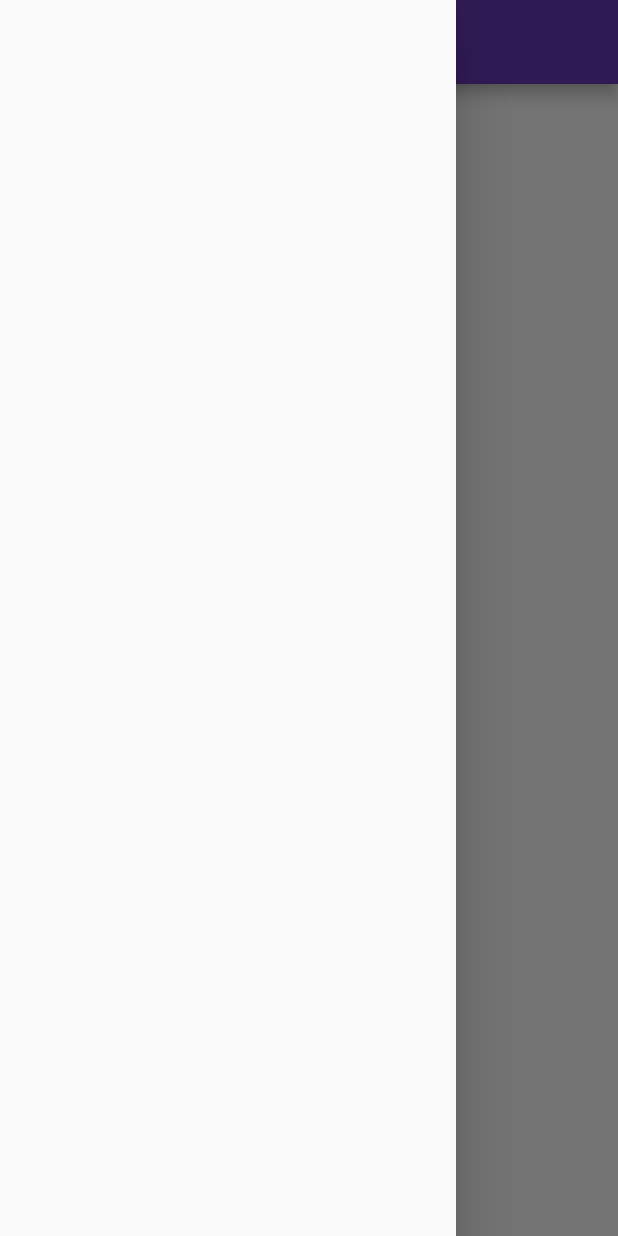
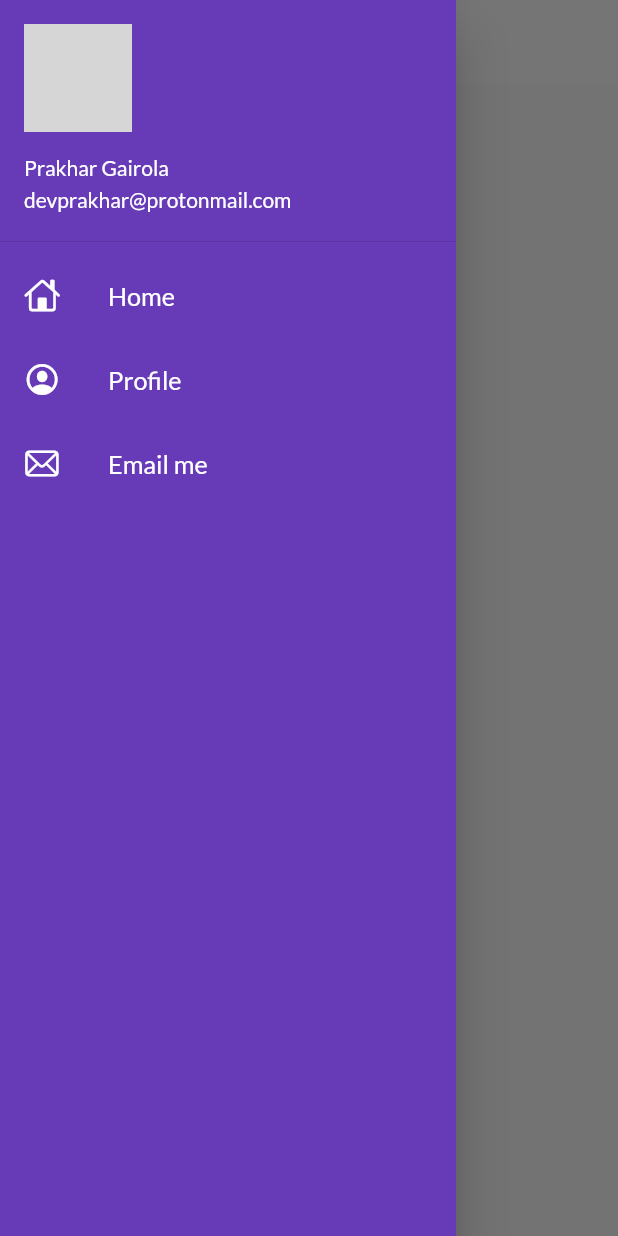
Before and after one commit to prakhargairola/flutterFirstApp, a Flutter app: the HomePage screen opened by its route, with the side drawer open, on a phone screen of 412 x 824 dp. Run offline on Flutter 3.47's test engine with Material 2 defaults, Android fonts, the phone set to English and light mode, and no system bars; our stand-ins replace google_fonts; network calls fail; grey boxes are pictures that could not be loaded.

Commit message:
theme extracted

```diff
--- a/lib/main.dart
+++ b/lib/main.dart
@@ -1,6 +1,7 @@
 import 'package:flutter/material.dart';
 import 'package:flutter_journey_begin/pages/login_page.dart';
 import 'package:flutter_journey_begin/utils/routes.dart';
+import 'package:flutter_journey_begin/widgets/themes.dart';
 import 'package:google_fonts/google_fonts.dart';
 
 import 'pages/home_page.dart';
@@ -14,14 +15,9 @@
   Widget build(BuildContext context) {
     return MaterialApp(
       themeMode: ThemeMode.light,
-      theme: ThemeData(
-        primarySwatch: Colors.deepPurple,
-        fontFamily: GoogleFonts.lato().fontFamily,
-      ),
+      theme: MyTheme.lightTheme(context),
       debugShowCheckedModeBanner: false,
-      darkTheme: ThemeData(
-        brightness: Brightness.dark,
-      ),
+      darkTheme: MyTheme.darkTheme(context),
       routes: {
         "/": (context) => LoginPage(),
         MyRoutes.homeRoute: (context) => HomePage(),
--- a/lib/pages/home_page.dart
+++ b/lib/pages/home_page.dart
@@ -1,4 +1,6 @@
 import 'package:flutter/material.dart';
+
+import '../widgets/drawer.dart';
 
 class HomePage extends StatelessWidget {
   final int days = 30;
@@ -13,7 +15,7 @@
           child: Text("Welcome to $days days of flutter"),
         ),
       ),
-      drawer: Drawer(),
+      drawer: MyDrawer(),
     );
   }
 }
--- /dev/null
+++ b/lib/widgets/drawer.dart
@@ -0,0 +1,64 @@
+import 'package:flutter/cupertino.dart';
+import 'package:flutter/material.dart';
+
+class MyDrawer extends StatelessWidget {
+  @override
+  Widget build(BuildContext context) {
+    final imageUrl =
+        "https://encrypted-tbn0.gstatic.com/images?q=tbn:ANd9GcSGDIaFvJVLqrT_zCbf2OICGg1q8-QJPF5npg&usqp=CAU";
+    return Drawer(
+      child: Container(
+        color: Colors.deepPurple,
+        child: ListView(
+          padding: EdgeInsets.zero,
+          children: [
+            DrawerHeader(
+              padding: EdgeInsets.zero,
+              child: UserAccountsDrawerHeader(
+                margin: EdgeInsets.zero,
+                accountName: Text("Prakhar Gairola"),
+                accountEmail: Text("devprakhar@protonmail.com"),
+                currentAccountPicture: CircleAvatar(
+                  backgroundImage: NetworkImage(imageUrl),
+                ),
+              ),
+            ),
+            ListTile(
+              leading: Icon(
+                CupertinoIcons.home,
+                color: Colors.white,
+              ),
+              title: Text(
+                "Home",
+                textScaleFactor: 1.2,
+                style: TextStyle(color: Colors.white),
+              ),
+            ),
+            ListTile(
+              leading: Icon(
+                CupertinoIcons.profile_circled,
+                color: Colors.white,
+              ),
+              title: Text(
+                "Profile",
+                textScaleFactor: 1.2,
+                style: TextStyle(color: Colors.white),
+              ),
+            ),
+            ListTile(
+              leading: Icon(
+                CupertinoIcons.mail,
+                color: Colors.white,
+              ),
+              title: Text(
+                "Email me",
+                textScaleFactor: 1.2,
+                style: TextStyle(color: Colors.white),
+              ),
+            )
+          ],
+        ),
+      ),
+    );
+  }
+}
--- /dev/null
+++ b/lib/widgets/themes.dart
@@ -0,0 +1,17 @@
+import 'package:flutter/material.dart';
+import 'package:google_fonts/google_fonts.dart';
+
+class MyTheme {
+  static ThemeData lightTheme(BuildContext context) => ThemeData(
+      primarySwatch: Colors.deepPurple,
+      fontFamily: GoogleFonts.lato().fontFamily,
+      appBarTheme: AppBarTheme(
+          color: Colors.white,
+          elevation: 0.0,
+          iconTheme: IconThemeData(color: Colors.black),
+          textTheme: Theme.of(context).textTheme));
+
+  static ThemeData darkTheme(BuildContext context) => ThemeData(
+        brightness: Brightness.dark,
+      );
+}
```
